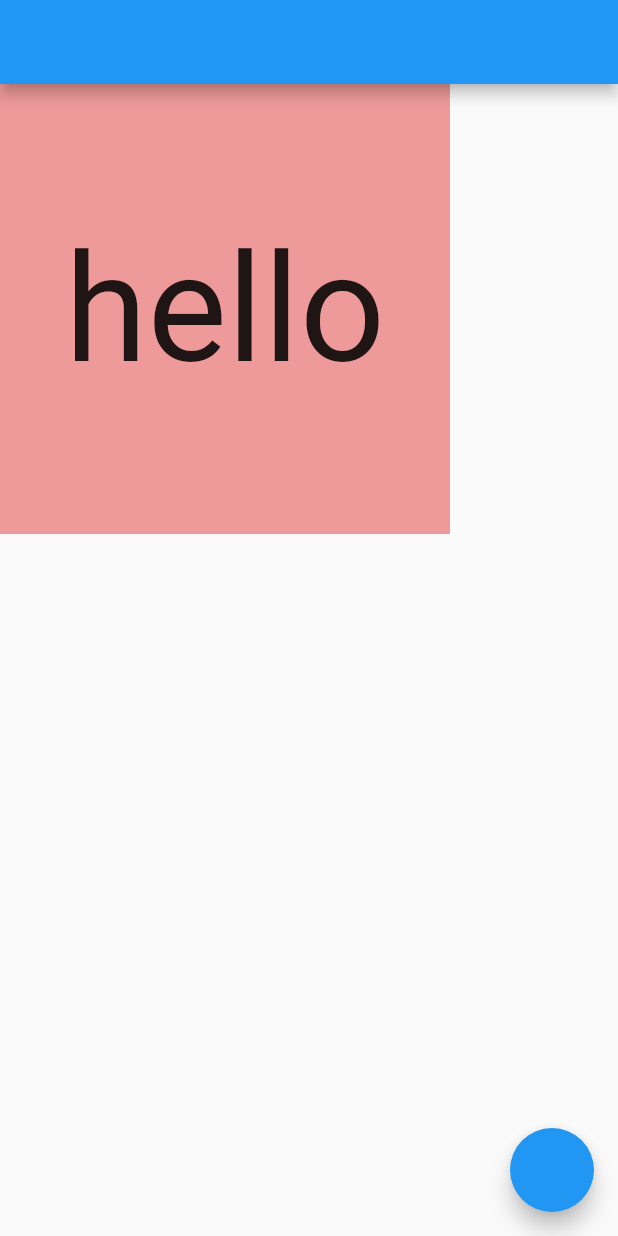
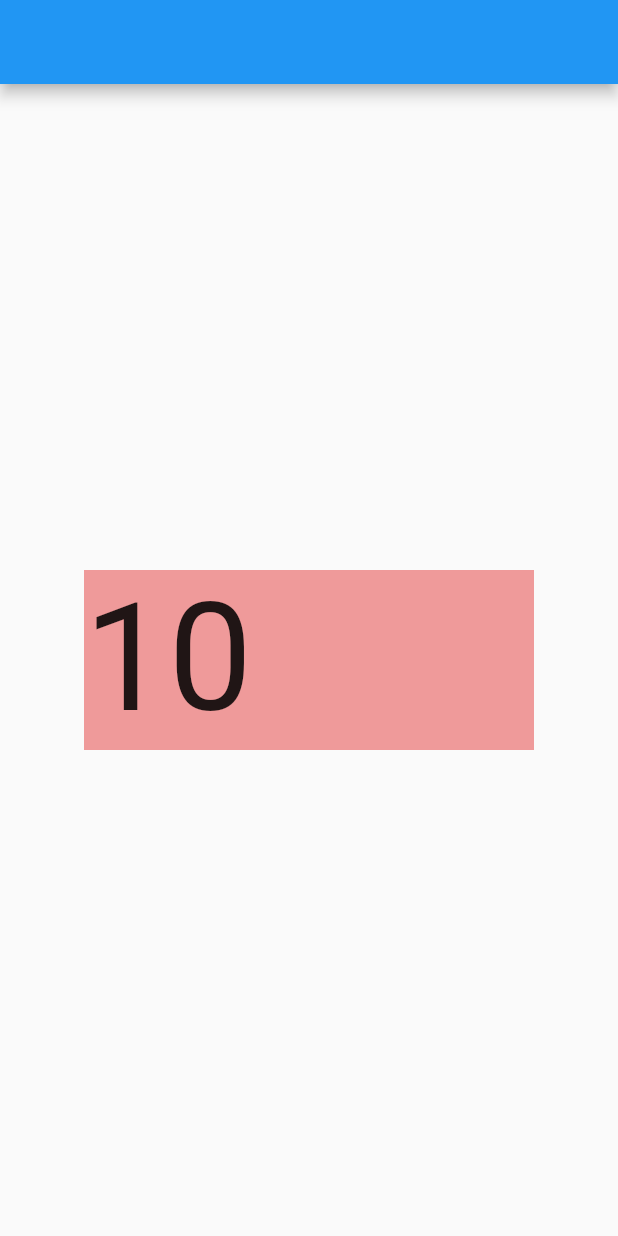
Before and after one commit to hideaki10/flutter_demo, a Flutter app: the screen it shows after launch, on a phone screen of 412 x 824 dp. Run offline on Flutter 3.47's test engine with Material 2 defaults, Android fonts, the phone set to English and light mode, and no system bars.

Commit message:
跳跃计数器

```diff
--- /dev/null
+++ b/lib/01_animate/05/count_animate.dart
@@ -0,0 +1,55 @@
+import 'package:flutter/material.dart';
+
+class CountAnimate extends StatefulWidget {
+  @override
+  _TestAnimateContainerState createState() => _TestAnimateContainerState();
+}
+
+class _TestAnimateContainerState extends State<CountAnimate> {
+  @override
+  Widget build(BuildContext context) {
+    return Scaffold(
+      appBar: AppBar(),
+      body: Center(
+        child: Container(
+          width: 300,
+          height: 120,
+          color: Colors.red[200],
+          child: TweenAnimationBuilder(
+            builder: (BuildContext context, dynamic value, Widget child) {
+              print(value);
+              final whole = value ~/ 1;
+              final decimal = value - whole;
+              return Stack(
+                children: [
+                  Positioned(
+                    top: -100 * decimal, // 0 -> -100
+                    child: Opacity(
+                      opacity: 1 - decimal, // 1 -> 0
+                      child: Text(
+                        '$whole',
+                        style: TextStyle(fontSize: 100),
+                      ),
+                    ),
+                  ),
+                  Positioned(
+                    top: 100 - (100 * decimal), // 100  -> 0
+                    child: Opacity(
+                      opacity: decimal, // 0 -> 1
+                      child: Text(
+                        '${whole + 1}',
+                        style: TextStyle(fontSize: 100),
+                      ),
+                    ),
+                  ),
+                ],
+              );
+            },
+            duration: Duration(seconds: 1),
+            tween: Tween(begin: 7.0, end: 10.0),
+          ),
+        ),
+      ),
+    );
+  }
+}
--- a/lib/main.dart
+++ b/lib/main.dart
@@ -2,6 +2,7 @@ import 'package:flutter/material.dart';
 import '01_animate/02/animate_switch.dart';
 import '01_animate/03/animate_curves.dart';
 import '01_animate/04/tween_animation_builder.dart';
+import '01_animate/05/count_animate.dart';
 import '07_buildcontext/build_contex.dart';
 import 'exercise/06/exercise.dart';
 
@@ -19,7 +20,7 @@ class MyApp extends StatelessWidget {
         // is not restarted.
         primarySwatch: Colors.blue,
       ),
-      home: TweenAnimationBuilderExample(),
+      home: CountAnimate(),
     );
   }
 }
```
